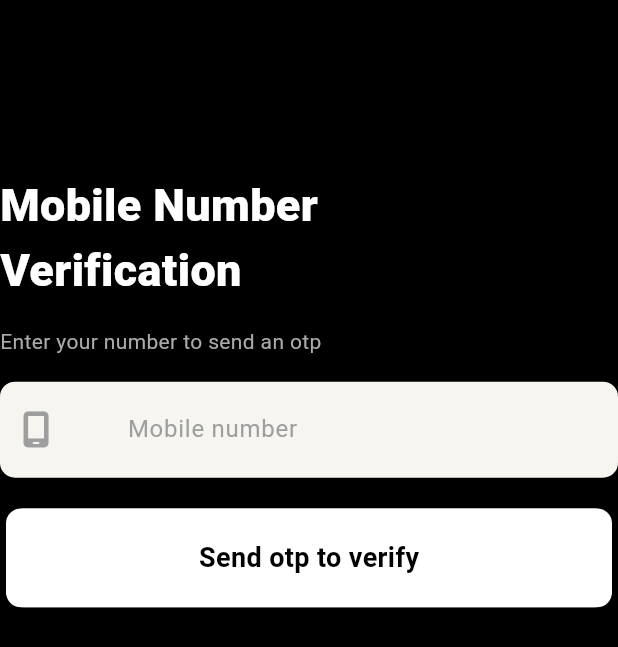
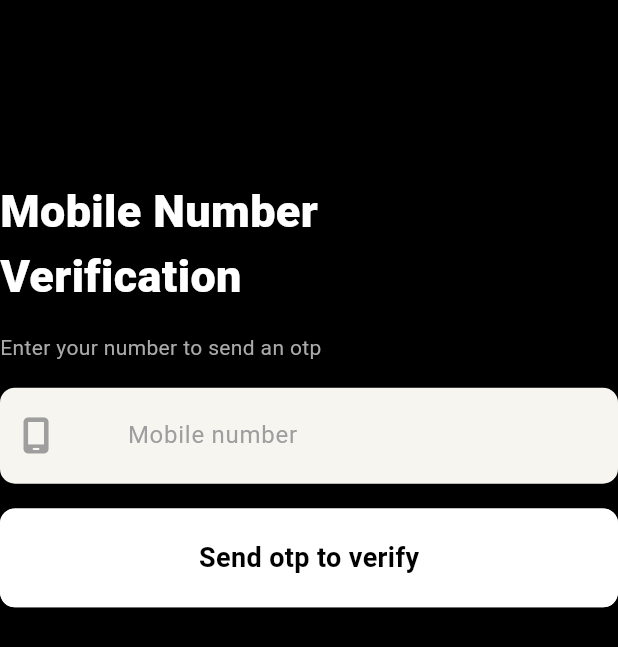
Before and after one commit to SuhailJafrinmk/Evento_event_booking, a Flutter app: the SelectAuthentication screen opened directly, after a tap on "Continue with mobile number", on a phone screen of 412 x 824 dp. Shown: the top 647 px of the screen. Run offline on Flutter 3.47's test engine with Material 3 defaults, Android fonts, the phone set to English and light mode, and no system bars; our stand-ins replace bloc, dio, either_dart, flutter_bloc, flutter_otp_text_field, flutter_svg and 2 more; accounts and stored records are empty; Roboto replaces fonts that are missing (Montesserat).

Commit message:
changed authenticationstate class

```diff
--- /dev/null
+++ b/devtools_options.yaml
@@ -0,0 +1 @@
+extensions:
--- a/lib/blocs/authentication/bloc/authentication_event.dart
+++ b/lib/blocs/authentication/bloc/authentication_event.dart
@@ -8,11 +8,15 @@ class RequestEmailOtp extends AuthenticationEvent{
 }
 
 class VerifyEmailOtp extends AuthenticationEvent{
-  final Map<String,String> otp;
-  VerifyEmailOtp({required this.otp});
+  final Map<String,String> emailAndOtp;
+  VerifyEmailOtp({required this.emailAndOtp});
 }
 
 class RequestMobileOtp extends AuthenticationEvent{
   final Map<String,String> mobileNumber;
   RequestMobileOtp({required this.mobileNumber});
 }
+class VerifyMobileOtp extends AuthenticationEvent{
+  final Map<String,String> mobileAndOtp;
+  VerifyMobileOtp({required this.mobileAndOtp});
+}
--- a/lib/blocs/authentication/bloc/authentication_state.dart
+++ b/lib/blocs/authentication/bloc/authentication_state.dart
@@ -2,8 +2,40 @@ part of 'authentication_bloc.dart';
 
 @immutable
 sealed class AuthenticationState {}
+final class AuthenticationInitial extends AuthenticationState {}
 
-final class AuthenticationInitial extends AuthenticationState {}
+class RequestingEmailOtp extends AuthenticationState{}
+class RequestingMobileOtp extends AuthenticationState{}
+class RequestingGoogleToken extends AuthenticationState{}
+
 class EmailOtpRequested extends AuthenticationState {}
+class MobileOtpRequested extends AuthenticationState{}
+class GoogleTokenRequested extends AuthenticationState{}
+
+class VerifyingEmailOtp extends AuthenticationState{}
+class VerfiyingMobileOtp extends AuthenticationState{}
+class VerfiyingGoogleToken extends AuthenticationState{}
+
 class EmailOtpVerified extends AuthenticationState{}
 class MobileNumberOtpVerified extends AuthenticationState{}
+class GoogleAuthenticationToken extends AuthenticationState{}
+
+class ErrorSendingEmailOtp extends AuthenticationState{
+  final String errorMessage;
+  ErrorSendingEmailOtp({required this.errorMessage});
+}
+class ErrorSendingMobileOtp extends AuthenticationState{
+  final String errorMessage;
+  ErrorSendingMobileOtp({required this.errorMessage});
+}
+class ErrorGettingGoogleToken extends AuthenticationState{}
+
+class EmailOtpNotVerified extends AuthenticationState{
+  final String errorMessage;
+  EmailOtpNotVerified({required this.errorMessage});
+}
+class MobileNumberOtpNotVerified extends AuthenticationState{
+  final String errorMessage;
+  MobileNumberOtpNotVerified({required this.errorMessage});
+}
+class GoogleTokenNOtVerified extends AuthenticationState{}
--- /dev/null
+++ b/lib/data/shared_preferences/shared_preferences.dart
@@ -0,0 +1,21 @@
+import 'package:shared_preferences/shared_preferences.dart';
+
+class SharedPref{
+  SharedPref._();
+  static final _instance=SharedPref._();
+  static SharedPref get instance=>_instance;
+  static const String token='token';
+  late SharedPreferences sharedPref;
+  void initSharedPreferences()async{
+    sharedPref=await SharedPreferences.getInstance();
+  }
+  void storeToken(String userToken)async{
+    await sharedPref.setString(token, userToken);
+  }
+  void removeToken()async{
+    await sharedPref.remove(token);
+  }
+  String ? getToken(){
+    return sharedPref.getString(token);
+  }
+}
--- a/lib/main.dart
+++ b/lib/main.dart
@@ -1,5 +1,6 @@
 import 'package:evento_event_booking/blocs/authentication/bloc/authentication_bloc.dart';
 import 'package:evento_event_booking/data/network/dio_configure.dart';
+import 'package:evento_event_booking/data/shared_preferences/shared_preferences.dart';
 import 'package:evento_event_booking/utils/appthemes.dart';
 import 'package:evento_event_booking/view/on_boarding/onboarding_screen_one.dart';
 import 'package:flutter/material.dart';
@@ -8,6 +9,7 @@ import 'package:flutter_bloc/flutter_bloc.dart';
 void main() {
   WidgetsFlutterBinding.ensureInitialized();
   DioClient.instance.initialize();
+  SharedPref.instance.initSharedPreferences();
   runApp(MultiBlocProvider(
     providers: [
       BlocProvider(
@@ -20,7 +22,6 @@ void main() {
 
 class MyApp extends StatelessWidget {
   const MyApp({super.key});
-
   @override
   Widget build(BuildContext context) {
     return  MaterialApp(
--- /dev/null
+++ b/lib/view/authentication/phone_otp_request.dart
@@ -0,0 +1,108 @@
+import 'package:evento_event_booking/blocs/authentication/bloc/authentication_bloc.dart';
+import 'package:evento_event_booking/resources/constants/text_styles.dart';
+import 'package:evento_event_booking/utils/app/validations.dart';
+import 'package:evento_event_booking/utils/appthemes.dart';
+import 'package:evento_event_booking/utils/snackbar.dart';
+import 'package:evento_event_booking/view/authentication/phone_otp_verification.dart';
+import 'package:evento_event_booking/widgets/custom_button_black.dart';
+import 'package:evento_event_booking/widgets/custom_textfield.dart';
+import 'package:flutter/material.dart';
+import 'package:flutter_bloc/flutter_bloc.dart';
+import 'package:font_awesome_flutter/font_awesome_flutter.dart';
+import 'dart:developer' as developer;
+
+class MobileOtpRequesting extends StatefulWidget {
+  @override
+  State<MobileOtpRequesting> createState() => _MobileOtpVerificationState();
+}
+
+class _MobileOtpVerificationState extends State<MobileOtpRequesting> {
+  final TextEditingController mobileNumberContoller = TextEditingController();
+  final formkey = GlobalKey<FormState>();
+
+  @override
+  Widget build(BuildContext context) {
+    final Size size = MediaQuery.of(context).size;
+    return BlocListener<AuthenticationBloc, AuthenticationState>(
+      listener: (context, state) {
+        developer.log('the current state of the application is $state');
+        if(state is RequestingMobileOtp){
+          ScaffoldMessenger.of(context).showSnackBar(customSnackbar(context, true, 'An otp have been sent to your number'));
+        }else if(state is MobileOtpRequested){
+          Navigator.push(context, MaterialPageRoute(builder: (context)=>phoneOtpVerification(phoneNumber: mobileNumberContoller.text,)));
+        }else if(state is ErrorSendingMobileOtp){
+        ScaffoldMessenger.of(context).showSnackBar(customSnackbar(context, false, '${state.errorMessage}'));
+
+        }
+      },
+      child: Scaffold(
+        body: SizedBox(
+          height: size.height,
+          width: size.width,
+          child: Form(
+            key: formkey,
+            child: Column(
+              crossAxisAlignment: CrossAxisAlignment.start,
+              mainAxisAlignment: MainAxisAlignment.center,
+              children: [
+                Expanded(flex: 1, child: SizedBox()),
+                Expanded(
+                    flex: 5,
+                    child: SizedBox(
+                      child: Column(
+                        mainAxisAlignment: MainAxisAlignment.center,
+                        crossAxisAlignment: CrossAxisAlignment.start,
+                        children: [
+                          Text(
+                            'Mobile Number\nVerification',
+                            style: montserratLarge,
+                          ),
+                          SizedBox(
+                            height: size.width * .04,
+                          ),
+                          Text('Enter your number to send an otp'),
+                          SizedBox(
+                            height: size.height * .02,
+                          ),
+                          CustomTextField(
+                              prefixText: '+91 ',
+                              inputType: TextInputType.number,
+                              validator: (value) =>
+                                  Validations.phoneNumberValidate(value),
+                              prefixIcon: FontAwesomeIcons.mobileScreen,
+                              hintText: 'Mobile number',
+                              textEditingController: mobileNumberContoller),
+                          SizedBox(
+                            height: size.height * .02,
+                          ),
+                          CustomButtonBlack(
+                            ontap: () {
+                              if (formkey.currentState!.validate()) {
+                                BlocProvider.of<AuthenticationBloc>(context)
+                                    .add(RequestMobileOtp(mobileNumber: {
+                                  "phone_number":
+                                      "+91${mobileNumberContoller.text}"
+                                }));
+                              } else {
+                                ScaffoldMessenger.of(context).showSnackBar(
+                                    customSnackbar(
+                                        context, false, 'form not valid'));
+                              }
+                            },
+                            width: size.width,
+                            text: 'Send otp to verify',
+                            color: Appthemes.whiteColor,
+                            textColor: Appthemes.backgroundColor,
+                          ),
+                        ],
+                      ),
+                    )),
+                Expanded(flex: 5, child: SizedBox()),
+              ],
+            ),
+          ),
+        ),
+      ),
+    );
+  }
+}
--- a/lib/view/authentication/select_authentication_type.dart
+++ b/lib/view/authentication/select_authentication_type.dart
@@ -2,7 +2,7 @@ import 'package:evento_event_booking/resources/constants/image_paths.dart';
 import 'package:evento_event_booking/resources/constants/text_styles.dart';
 import 'package:evento_event_booking/resources/constants/user_colors.dart';
 import 'package:evento_event_booking/view/authentication/email_login.dart';
-import 'package:evento_event_booking/view/authentication/phone_otp_verification.dart';
+import 'package:evento_event_booking/view/authentication/phone_otp_request.dart';
 import 'package:evento_event_booking/view/home_screen.dart';
 import 'package:evento_event_booking/widgets/login_type_container.dart';
 import 'package:flutter/material.dart';
@@ -54,7 +54,7 @@ class SelectAuthentication extends StatelessWidget {
                     SizedBox(height: size.height*0.05,),
                     InkWell(
                       onTap: () {
-                        Navigator.push(context, MaterialPageRoute(builder: (context)=>MobileOtpVerification()));
+                        Navigator.push(context, MaterialPageRoute(builder: (context)=>MobileOtpRequesting()));
                       },
                       child: Container(
                         height: size.height*.07,
--- a/lib/widgets/custom_button_black.dart
+++ b/lib/widgets/custom_button_black.dart
@@ -1,18 +1,16 @@
 import 'package:flutter/material.dart';
-import 'package:flutter/rendering.dart';
 
-class CustomButtonBlack extends StatelessWidget {
-final double ? width;
-final Color ? color;
+class CustomButtonBlack extends StatefulWidget {
+  final double? width;
+  final Color? color;
   final String text;
-final double ? height;
-final VoidCallback ? ontap;
-final double ? buttonRadius;
-final Color ? textColor;
-final double ? elevation;
+  final double? height;
+  final VoidCallback? ontap;
+  final double? buttonRadius;
+  final Color? textColor;
+  final double? elevation;
 
-  const CustomButtonBlack
-  ({
+  CustomButtonBlack({
     super.key,
     required this.text,
     this.buttonRadius,
@@ -21,31 +19,52 @@ final double ? elevation;
     this.height,
     this.ontap,
     this.textColor,
-  this.elevation
+    this.elevation,
   });
 
+  @override
+  State<CustomButtonBlack> createState() => _CustomButtonBlackState();
+}
+
+class _CustomButtonBlackState extends State<CustomButtonBlack> {
+  late Color buttonColor;
+
+  @override
+  void initState() {
+    super.initState();
+    buttonColor = widget.color ?? Colors.black;
+  }
 
   @override
   Widget build(BuildContext context) {
-    final Size size=MediaQuery.of(context).size;
+    final Size size = MediaQuery.of(context).size;
     return InkWell(
-      onTap: ontap,
-      child: Card(
-        elevation: elevation ?? 10,
+      onTap: () {
+        if (widget.ontap != null) {
+          widget.ontap!();
+        }
+        setState(() {
+          buttonColor = buttonColor.withOpacity(0.6);
+        });
+      },
+      child: Material(
+        elevation: widget.elevation ?? 10,
+        color: widget.color ?? Colors.black,
+        borderRadius: BorderRadius.circular(widget.buttonRadius ?? 10),
         child: Container(
-          width: width ?? size.width*.9,
-          height: height ?? size.height*.08,
+          width: widget.width ?? size.width * 0.9,
+          height: widget.height ?? size.height * 0.08,
           decoration: BoxDecoration(
-            borderRadius: BorderRadius.circular(buttonRadius ?? 10),
-            color: color ?? Colors.black,
+            borderRadius: BorderRadius.circular(widget.buttonRadius ?? 10),
+            color: buttonColor,
           ),
           child: Center(
             child: Text(
-              text,
+              widget.text,
               style: TextStyle(
                 fontWeight: FontWeight.bold,
                 fontSize: 18,
-                color: textColor ?? Colors.white,
+                color: widget.textColor ?? Colors.white,
               ),
             ),
           ),
--- a/pubspec.yaml
+++ b/pubspec.yaml
@@ -41,6 +41,8 @@ dependencies:
   flutter_bloc: ^8.1.6
   dio: ^5.5.0+1
   flutter_otp_text_field: ^1.1.3+2
+  shared_preferences: ^2.2.3
+  either_dart: ^1.0.0
 
 dev_dependencies:
   flutter_test:
```
Also changed, not shown: lib/blocs/authentication/bloc/authentication_bloc.dart (+31 -7 lines), lib/data/network/api_services.dart (+15 -20 lines), lib/data/network/dio_configure.dart (+7 -0 lines), lib/repositories/authentication_repo.dart (added, +68 -0 lines), lib/utils/app_exceptions.dart (added, +22 -0 lines), lib/utils/identify_exception.dart (added, +35 -0 lines), lib/view/authentication/email_login.dart (+13 -3 lines), lib/view/authentication/email_otp_verification.dart (+41 -21 lines), lib/view/authentication/phone_otp_verification.dart (+41 -43 lines), pubspec.lock, 2 other files. Lines whose indentation alone changed are shown as unchanged.
